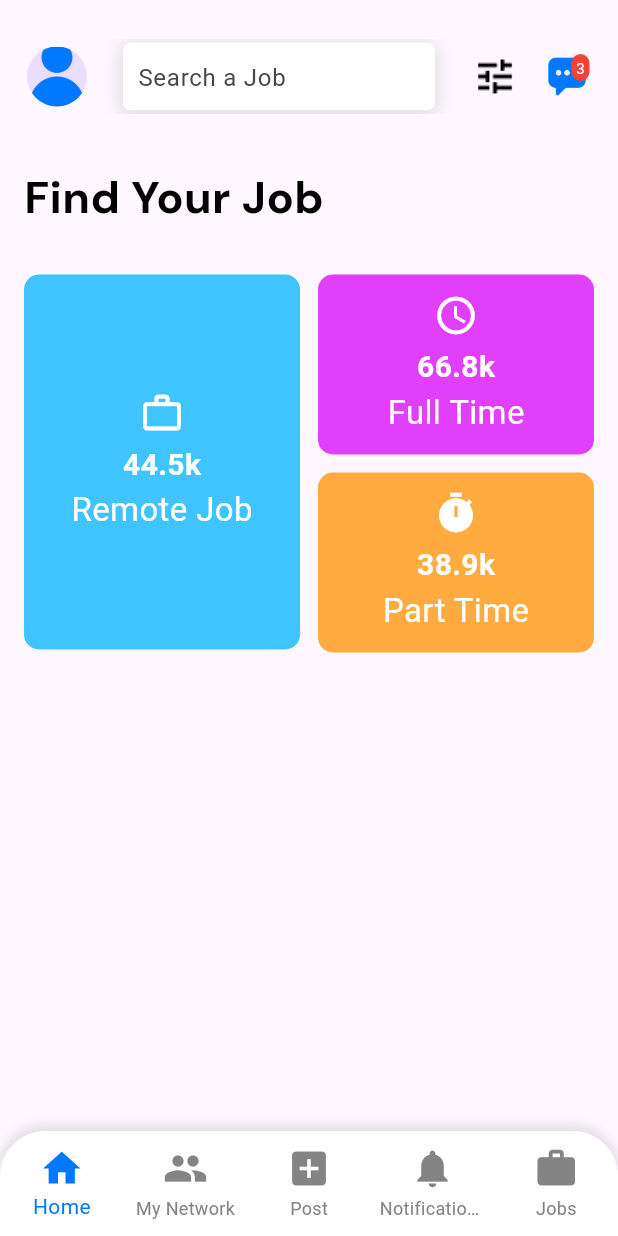
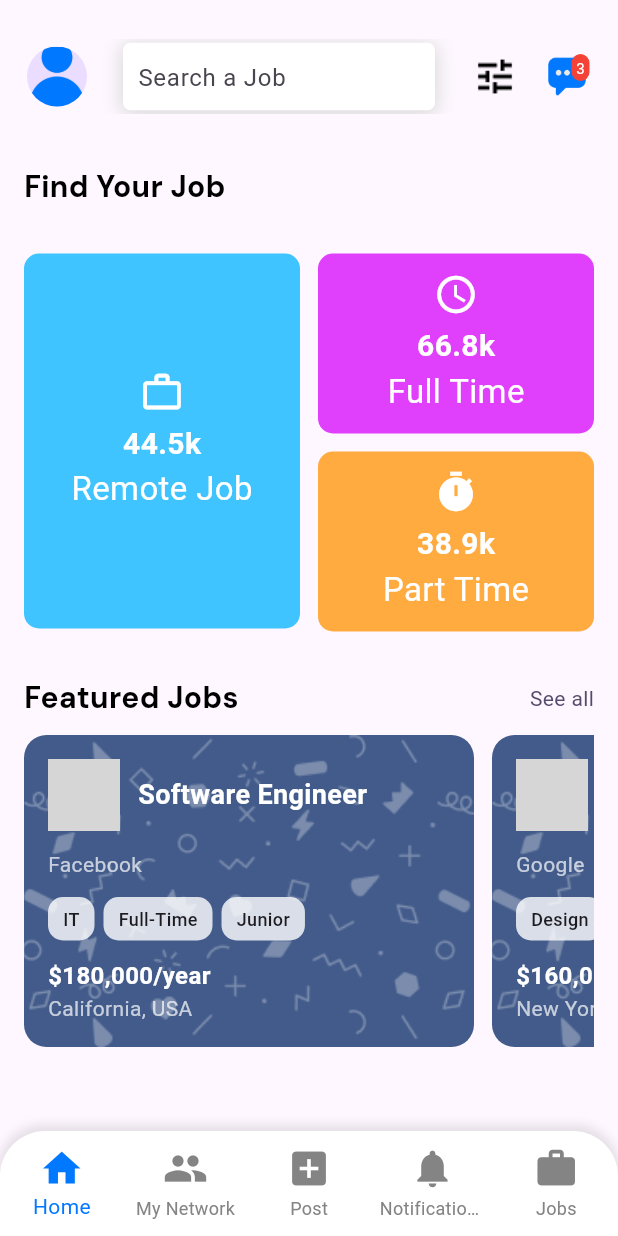
Before and after one commit to St4ckkk/Jobility, a Flutter app: the screen it shows after launch, on a phone screen of 412 x 824 dp. Run offline on Flutter 3.47's test engine with Material 3 defaults, Android fonts, the light colour scheme and no system bars; our stand-ins replace shared_preferences; grey boxes are pictures that could not be loaded.

Commit message:
kaon na ta

```diff
--- a/lib/core/config/imports.dart
+++ b/lib/core/config/imports.dart
@@ -1,6 +1,6 @@
-export '../../styles/app.layout.dart';
-export '../../styles/app.theme.dart';
-export '../../styles/app.typography.dart';
+export '../../src/styles/app.layout.dart';
+export '../../src/styles/app.theme.dart';
+export '../../src/styles/app.typography.dart';
 
 export '../utils/Validator.dart';
 export '../utils/Forms/LoginForm.dart';
@@ -21,3 +21,4 @@ export '../../widgets/custom_checkBoxes.dart';
 export '../../widgets/custom_appBar.dart';
 export '../../widgets/custom_bottomBar.dart';
 export '../../widgets/custom_JobCategoryCard.dart';
+export '../../widgets/custom_jobCard.dart';
--- a/lib/modules/user/employee/views/main.view.dart
+++ b/lib/modules/user/employee/views/main.view.dart
@@ -1,5 +1,5 @@
 import 'package:flutter/material.dart';
-import 'package:jobility_app/core/config/imports.dart';
+import '../../../../core/config/imports.dart';
 
 class EmployeeDashboard extends StatefulWidget {
   const EmployeeDashboard({super.key});
@@ -10,6 +10,34 @@ class EmployeeDashboard extends StatefulWidget {
 
 class _EmployeeDashboardState extends State<EmployeeDashboard> {
   int _selectedIndex = 0;
+
+  // Array of featured jobs
+  final List<Map<String, dynamic>> featuredJobs = [
+    {
+      'companyName': 'Facebook',
+      'jobTitle': 'Software Engineer',
+      'salary': '\$180,000/year',
+      'location': 'California, USA',
+      'jobTags': ['IT', 'Full-Time', 'Junior'],
+      'logoPath': 'assets/facebook_logo.png',
+    },
+    {
+      'companyName': 'Google',
+      'jobTitle': 'UI/UX Designer',
+      'salary': '\$160,000/year',
+      'location': 'New York, USA',
+      'jobTags': ['Design', 'Full-Time', 'Mid-Level'],
+      'logoPath': 'assets/google_logo.png',
+    },
+    {
+      'companyName': 'Amazon',
+      'jobTitle': 'Data Scientist',
+      'salary': '\$150,000/year',
+      'location': 'Seattle, USA',
+      'jobTags': ['Data', 'Full-Time', 'Senior'],
+      'logoPath': 'assets/amazon_logo.png',
+    },
+  ];
 
   void _onItemTapped(int index) {
     setState(() {
@@ -46,14 +74,21 @@ class _EmployeeDashboardState extends State<EmployeeDashboard> {
         child: Padding(
           padding: const EdgeInsets.symmetric(horizontal: 10.0, vertical: 10.0),
           child: Transform.translate(
-            offset: Offset(0, 16.0),
+            offset: const Offset(0, 16.0),
             child: CustomAppBar(),
           ),
         ),
       ),
       body: Padding(
         padding: const EdgeInsets.symmetric(horizontal: 16.0, vertical: 20.0),
-        child: _jobCategory(),
+        child: Column(
+          crossAxisAlignment: CrossAxisAlignment.start,
+          children: [
+            _jobCategory(),
+            const SizedBox(height: 30),
+            _featuredJobsSection(), // Add the featured jobs section here
+          ],
+        ),
       ),
       bottomNavigationBar: CustomBottomBar(
         currentIndex: _selectedIndex,
@@ -70,7 +105,7 @@ class _EmployeeDashboardState extends State<EmployeeDashboard> {
           padding: const EdgeInsets.only(top: 20.0),
           child: Text(
             'Find Your Job',
-            style: AppTypography.headlineMedium.copyWith(
+            style: AppTypography.headlineSmall.copyWith(
               color: AppColors.darkColor,
             ),
           ),
@@ -115,4 +150,52 @@ class _EmployeeDashboardState extends State<EmployeeDashboard> {
       ],
     );
   }
+
+  // Featured Jobs Section
+  Widget _featuredJobsSection() {
+    return Column(
+      crossAxisAlignment: CrossAxisAlignment.start,
+      children: [
+        Row(
+          mainAxisAlignment: MainAxisAlignment.spaceBetween,
+          children: [
+            Text(
+              'Featured Jobs',
+              style: AppTypography.headlineSmall.copyWith(
+                color: AppColors.darkColor,
+              ),
+            ),
+            GestureDetector(
+              onTap: () {
+                // Navigate to see all jobs page
+              },
+              child: const Text(
+                'See all',
+                style: TextStyle(color: AppColors.lightAccentColor),
+              ),
+            ),
+          ],
+        ),
+        const SizedBox(height: 10),
+        SingleChildScrollView(
+          scrollDirection: Axis.horizontal,
+          child: Row(
+            children: featuredJobs.map((job) {
+              return Padding(
+                padding: const EdgeInsets.only(right: 12.0),
+                child: FeaturedJobCard(
+                  companyName: job['companyName'],
+                  jobTitle: job['jobTitle'],
+                  salary: job['salary'],
+                  location: job['location'],
+                  jobTags: List<String>.from(job['jobTags']),
+                  logoPath: job['logoPath'],
+                ),
+              );
+            }).toList(),
+          ),
+        ),
+      ],
+    );
+  }
 }
--- a/lib/styles/app.theme.dart
+++ b/lib/src/styles/app.theme.dart
@@ -16,6 +16,15 @@ class AppColors {
 
   static const Color lightAccentColor = Color(0xFF524B6B);
   static const Color accentColor = Color(0xFFD9D9D9);
+
+  static const List<Color> cardColors = [
+    Color(0xFF416AB9), // Darker blue
+    Color(0xFF0066CC), // Darker cyan-blue
+    Color(0xFFE65000), // Darker orange
+    Color.fromARGB(255, 22, 21, 24), // Darker purple
+    Color(0xFFB3B3B3), // Darker grey
+    Color(0xFF345399), // Darker indigo
+  ];
 }
 
 ThemeData appTheme() {
--- /dev/null
+++ b/lib/widgets/custom_jobCard.dart
@@ -0,0 +1,102 @@
+import 'package:flutter/material.dart';
+import 'package:jobility_app/core/config/functions.dart';
+
+class FeaturedJobCard extends StatelessWidget {
+  final String companyName;
+  final String jobTitle;
+  final String salary;
+  final String location;
+  final List<String> jobTags;
+  final String logoPath;
+
+  const FeaturedJobCard({
+    required this.companyName,
+    required this.jobTitle,
+    required this.salary,
+    required this.location,
+    required this.jobTags,
+    required this.logoPath,
+  });
+
+  @override
+  Widget build(BuildContext context) {
+    final randomColor = Color.fromARGB(255, 19, 52, 109).withOpacity(0.8);
+    return Container(
+      width: 300.0,
+      padding: EdgeInsets.all(16.0),
+      decoration: BoxDecoration(
+        borderRadius: BorderRadius.circular(15.0),
+        image: DecorationImage(
+          image: AssetImage(AssetPaths.getImagePath('group.png')),
+          fit: BoxFit.cover,
+          colorFilter: ColorFilter.mode(randomColor, BlendMode.colorBurn),
+          opacity: 0.3
+        ),
+      ),
+      child: Column(
+        crossAxisAlignment: CrossAxisAlignment.start,
+        children: [
+          Row(
+            children: [
+              CircleAvatar(
+                radius: 24.0,
+                backgroundImage: AssetImage(logoPath),
+              ),
+              SizedBox(width: 12),
+              Expanded(
+                child: Text(
+                  jobTitle,
+                  style: TextStyle(
+                    fontSize: 18.0,
+                    fontWeight: FontWeight.bold,
+                    color: Colors.white,
+                  ),
+                ),
+              ),
+            ],
+          ),
+          SizedBox(height: 12),
+          Text(
+            companyName,
+            style: TextStyle(color: Colors.white70),
+          ),
+          SizedBox(height: 12),
+          Row(
+            children: jobTags.map((tag) => _buildTag(tag)).toList(),
+          ),
+          SizedBox(height: 12),
+          Text(
+            salary,
+            style: TextStyle(
+              fontWeight: FontWeight.bold,
+              fontSize: 16.0,
+              color: Colors.white,
+            ),
+          ),
+          Text(
+            location,
+            style: TextStyle(color: Colors.white70),
+          ),
+        ],
+      ),
+    );
+  }
+
+  Widget _buildTag(String tag) {
+    return Container(
+      padding: EdgeInsets.symmetric(horizontal: 10.0, vertical: 6.0),
+      margin: EdgeInsets.only(right: 6.0),
+      decoration: BoxDecoration(
+        color: Colors.white.withOpacity(0.8),
+        borderRadius: BorderRadius.circular(10.0),
+      ),
+      child: Text(
+        tag,
+        style: TextStyle(
+          fontSize: 12.0,
+          fontWeight: FontWeight.w500,
+        ),
+      ),
+    );
+  }
+}
--- a/pubspec.yaml
+++ b/pubspec.yaml
@@ -11,6 +11,7 @@ dependencies:
     sdk: flutter
   url_launcher: ^6.1.6
   shared_preferences: ^2.0.3
+
 
 dev_dependencies:
   flutter_test:
```
Also changed, not shown: assets/images/group.png (added), lib/src/styles/app.layout.dart (renamed from lib/styles/app.layout.dart), lib/src/styles/app.typography.dart (renamed from lib/styles/app.typography.dart).
